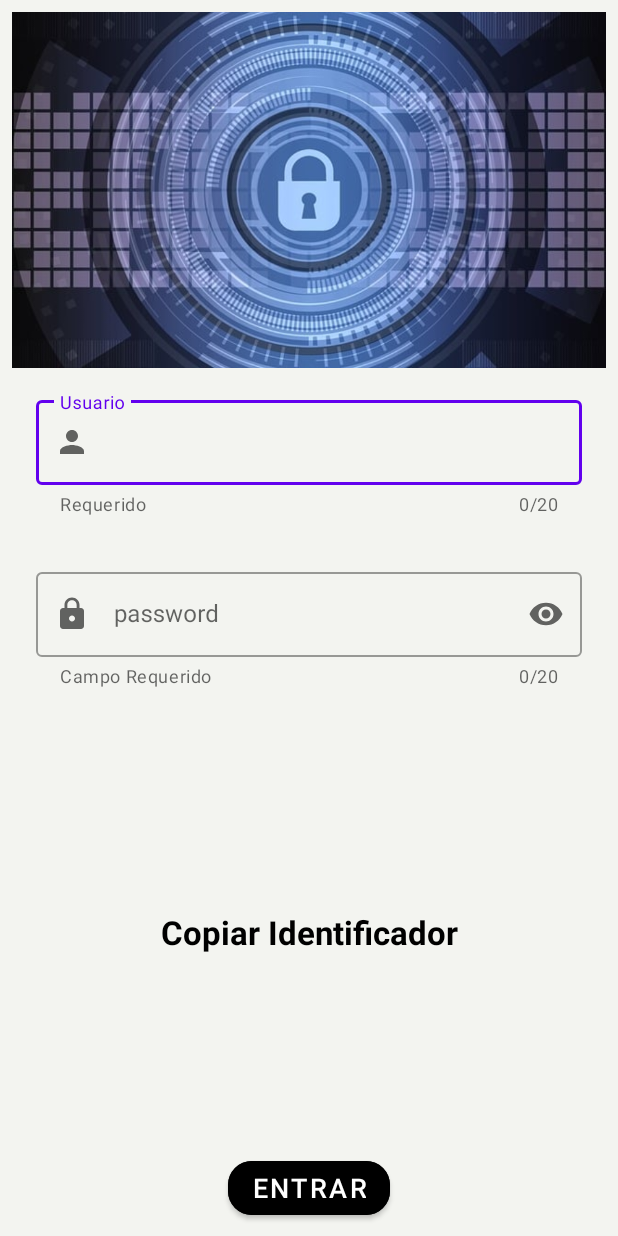
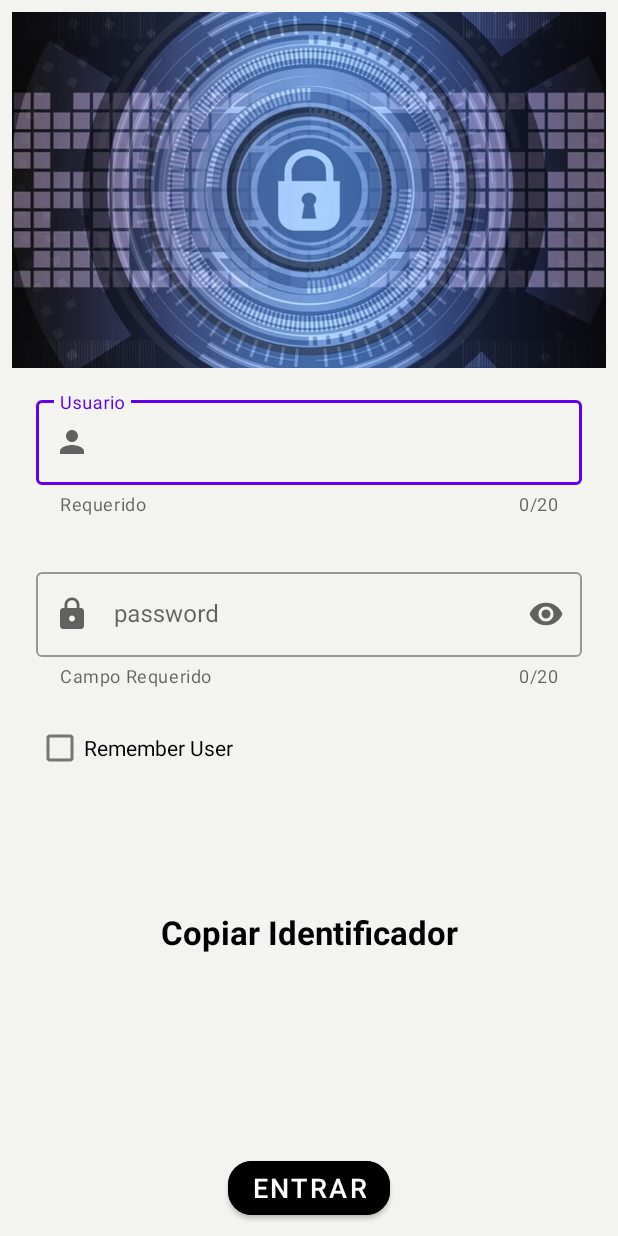
Before and after one commit to geekmaster69/SkytagBeta, an Android app: the screen it shows after launch (LoginActivity), on a phone screen of 412 x 824 dp. Run offline under Robolectric (Android 15) with nearby library versions, the phone set to English and light mode, and no system bars; libraries missing offline, so code that uses them is left out: io.paperdb; 3 statements that could not run were skipped.

Commit message:
First Commit

```diff
--- a/app/src/main/java/com/example/skytagbeta/presentation/main/MainActivity.kt
+++ b/app/src/main/java/com/example/skytagbeta/presentation/main/MainActivity.kt
@@ -53,8 +53,6 @@ class MainActivity : AppCompatActivity() {
 
     private fun logOut() {
         Paper.book().write("active", false)
-        Paper.book().delete("user")
-        Paper.book().delete("contrasena")
 
         mWorkerViewModel.cancelWork()
 
--- a/app/src/main/res/layout/activity_login.xml
+++ b/app/src/main/res/layout/activity_login.xml
@@ -68,17 +68,15 @@
             android:inputType="textPassword"/>
     </com.google.android.material.textfield.TextInputLayout>
 
-    <com.google.android.material.button.MaterialButton
-        android:id="@+id/btnLogin"
+    <CheckBox
+        android:id="@+id/cbRemember"
         android:layout_width="wrap_content"
         android:layout_height="wrap_content"
-        app:cornerRadius="16dp"
-        android:textSize="18sp"
-        android:text="@string/login_log"
-        android:backgroundTint="@color/black"
-        app:layout_constraintStart_toStartOf="parent"
-        app:layout_constraintEnd_toEndOf="parent"
-        app:layout_constraintBottom_toBottomOf="parent"/>
+        android:text="@string/remember_user"
+        android:layout_marginStart="@dimen/common_padding_default"
+        app:layout_constraintTop_toBottomOf="@id/tilPassword"
+        app:layout_constraintStart_toStartOf="parent"/>
+
 
     <TextView
         android:id="@+id/tvIdentificador"
@@ -94,4 +92,17 @@
         app:layout_constraintBottom_toTopOf="@id/btnLogin"/>
 
 
+    <com.google.android.material.button.MaterialButton
+        android:id="@+id/btnLogin"
+        android:layout_width="wrap_content"
+        android:layout_height="wrap_content"
+        app:cornerRadius="16dp"
+        android:textSize="18sp"
+        android:text="@string/login_log"
+        android:backgroundTint="@color/black"
+        app:layout_constraintStart_toStartOf="parent"
+        app:layout_constraintEnd_toEndOf="parent"
+        app:layout_constraintBottom_toBottomOf="parent"/>
+
+
 </androidx.constraintlayout.widget.ConstraintLayout>
--- a/app/src/main/res/values/strings.xml
+++ b/app/src/main/res/values/strings.xml
@@ -19,4 +19,5 @@
     <string name="login_log">Entrar</string>
     <string name="login_copi_identifier">Copiar Identificador</string>
     <string name="image_login">image login</string>
+    <string name="remember_user">Remember User</string>
 </resources>
```
Also changed, not shown: app/src/main/java/com/example/skytagbeta/presentation/login/LoginActivity.kt (+21 -0 lines).
